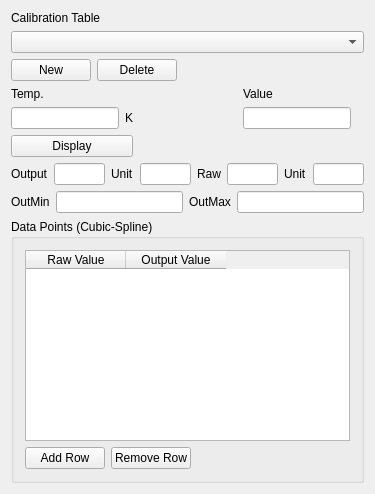
Above: kame/forms/caltableform.ui from northriv/KAME before the change. Below: the same form after it.
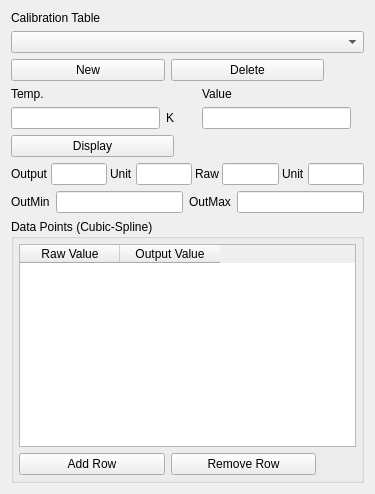
That is the form after the change.

What changed in the file:
```diff
--- a/kame/forms/caltableform.ui
+++ b/kame/forms/caltableform.ui
@@ -54,10 +54,10 @@
          <item>
           <spacer>
            <property name="orientation">
-            <enum>Qt::Orientation::Horizontal</enum>
+            <enum>Qt::Vertical</enum>
            </property>
            <property name="sizeType">
-            <enum>QSizePolicy::Policy::Expanding</enum>
+            <enum>QSizePolicy::Fixed</enum>
            </property>
            <property name="sizeHint" stdset="0">
             <size>
@@ -105,10 +105,10 @@
      <item row="1" column="1">
       <spacer name="spacer3">
        <property name="orientation">
-        <enum>Qt::Orientation::Horizontal</enum>
+        <enum>Qt::Vertical</enum>
        </property>
        <property name="sizeType">
-        <enum>QSizePolicy::Policy::Expanding</enum>
+        <enum>QSizePolicy::Fixed</enum>
        </property>
        <property name="sizeHint" stdset="0">
         <size>
@@ -165,10 +165,10 @@
      <item row="2" column="1">
       <spacer name="spacer5">
        <property name="orientation">
-        <enum>Qt::Orientation::Horizontal</enum>
+        <enum>Qt::Vertical</enum>
        </property>
        <property name="sizeType">
-        <enum>QSizePolicy::Policy::Expanding</enum>
+        <enum>QSizePolicy::Fixed</enum>
        </property>
        <property name="sizeHint" stdset="0">
         <size>
@@ -182,33 +182,44 @@
    </item>
    <item>
     <layout class="QHBoxLayout">
+     <property name="spacing">
+      <number>3</number>
+     </property>
      <item>
-      <widget class="QLabel">
-       <property name="text"><string>Output</string></property>
+      <widget class="QLabel" name="label">
+       <property name="text">
+        <string>Output</string>
+       </property>
       </widget>
      </item>
      <item>
       <widget class="QLineEdit" name="edOutputLabel"/>
      </item>
      <item>
-      <widget class="QLabel">
-       <property name="text"><string>Unit</string></property>
+      <widget class="QLabel" name="label">
+       <property name="text">
+        <string>Unit</string>
+       </property>
       </widget>
      </item>
      <item>
       <widget class="QLineEdit" name="edOutputUnit"/>
      </item>
      <item>
-      <widget class="QLabel">
-       <property name="text"><string>Raw</string></property>
+      <widget class="QLabel" name="label">
+       <property name="text">
+        <string>Raw</string>
+       </property>
       </widget>
      </item>
      <item>
       <widget class="QLineEdit" name="edRawLabel"/>
      </item>
      <item>
-      <widget class="QLabel">
-       <property name="text"><string>Unit</string></property>
+      <widget class="QLabel" name="label">
+       <property name="text">
+        <string>Unit</string>
+       </property>
       </widget>
      </item>
      <item>
@@ -252,6 +263,18 @@
       </sizepolicy>
      </property>
      <layout class="QVBoxLayout">
+      <property name="leftMargin">
+       <number>5</number>
+      </property>
+      <property name="topMargin">
+       <number>5</number>
+      </property>
+      <property name="rightMargin">
+       <number>5</number>
+      </property>
+      <property name="bottomMargin">
+       <number>5</number>
+      </property>
       <item>
        <widget class="QTableWidget" name="tblPoints">
         <property name="selectionBehavior">
@@ -288,10 +311,10 @@
         <item>
          <spacer>
           <property name="orientation">
-           <enum>Qt::Orientation::Horizontal</enum>
+           <enum>Qt::Vertical</enum>
           </property>
           <property name="sizeType">
-           <enum>QSizePolicy::Policy::Expanding</enum>
+           <enum>QSizePolicy::Fixed</enum>
           </property>
           <property name="sizeHint" stdset="0">
            <size>
```
Left out of the diff: 10 changed lines with no effect on the pictures.
